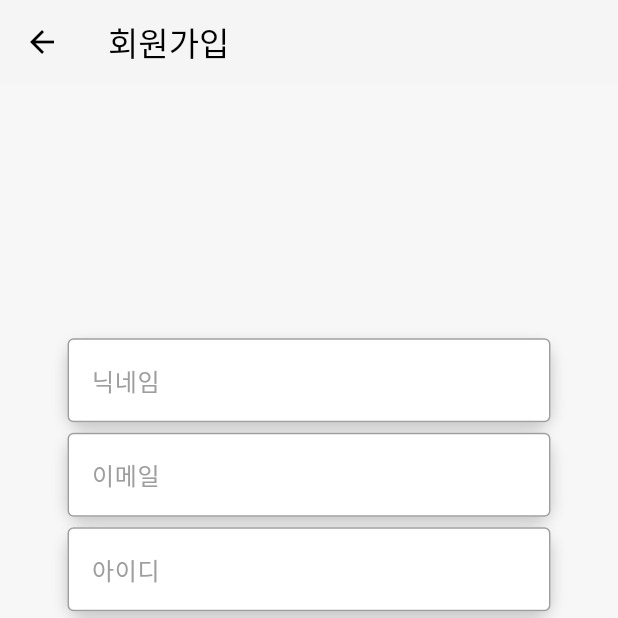
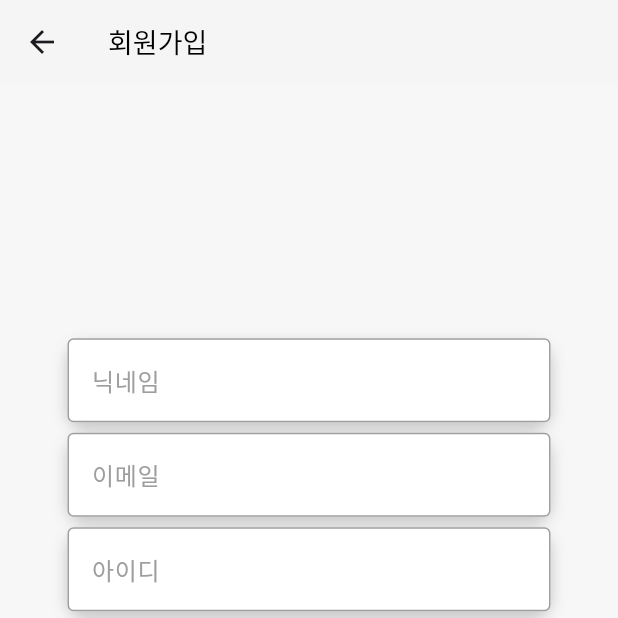
Before and after one commit to mean12345/cap2, a Flutter app: the Join screen opened directly, on a phone screen of 412 x 824 dp, the top half of it. Run offline on Flutter 3.47's test engine with Material 3 defaults, Android fonts, the phone set to English and light mode, and no system bars; our stand-ins replace flutter_dotenv, geocoding, geolocator, image_picker, permission_handler, sensors_plus and 2 more; missing offline and left inert: flutter_naver_map, kpostal.

Commit message:
Update join.dart

```diff
--- a/lib/login/join.dart
+++ b/lib/login/join.dart
@@ -28,14 +28,21 @@
       resizeToAvoidBottomInset: false, // 레이아웃 변경 방지
       backgroundColor: AppColors.background,
       appBar: AppBar(
-        backgroundColor: Colors.grey[100],
         scrolledUnderElevation: 0,
-        surfaceTintColor: Colors.transparent,
-        title: Text('회원가입', style: TextStyle(color: Colors.black)),
+        title: const Text(
+          '회원가입',
+          style: TextStyle(
+            color: Colors.black,
+            fontSize: 18,
+            fontWeight: FontWeight.w500,
+          ),
+        ),
         leading: IconButton(
-          icon: Icon(Icons.arrow_back, color: Colors.black),
+          icon: const Icon(Icons.arrow_back),
           onPressed: () => Navigator.pop(context),
         ),
+        backgroundColor: Colors.grey[100],
+        elevation: 0,
       ),
       body: Stack(
         children: [
```
